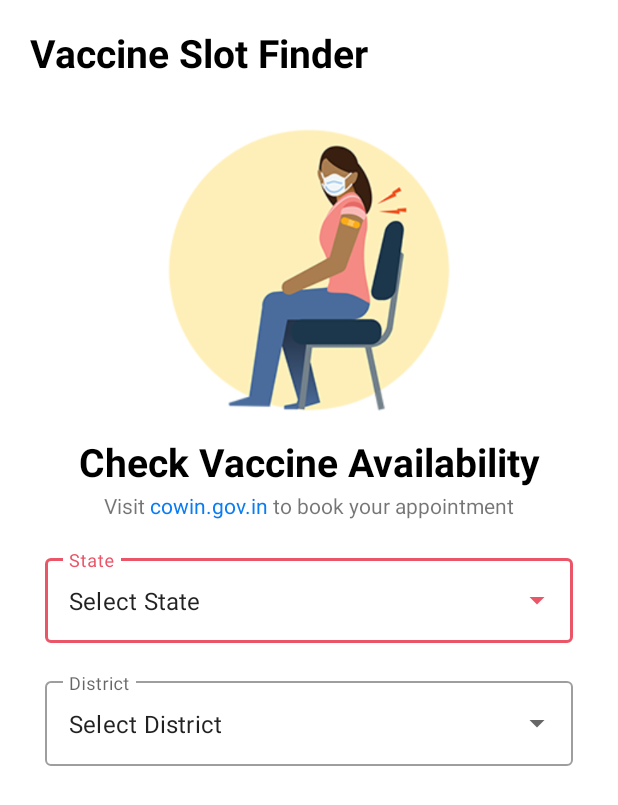
After one commit to YashCharpe/Covid-Tracker-App, an Android app: the VaccineSearch screen opened directly, with no data from a screen before it, on a phone screen of 412 x 824 dp. The commit adds this screen. Shown: the top 805 px of the screen. Run offline under Robolectric (Android 15) with nearby library versions, the phone set to English and light mode, and no system bars; Roboto replaces fonts that are not available here; 1 statement that could not run was skipped.

Commit message:
Added Vaccine Search Activity

```diff
--- a/app/src/main/AndroidManifest.xml
+++ b/app/src/main/AndroidManifest.xml
@@ -12,7 +12,8 @@
         android:roundIcon="@mipmap/ic_launcher_round"
         android:supportsRtl="true"
         android:theme="@style/Theme.Covid19TrackerApp">
-        <activity android:name=".CountryWisePage"></activity>
+        <activity android:name=".VaccineSearch"></activity>
+        <activity android:name=".CountryWisePage" />
         <activity android:name=".AllStatsPage" />
         <activity android:name=".MainActivity">
             <intent-filter>
--- a/app/src/main/java/com/example/covid19trackerapp/CountryWisePage.java
+++ b/app/src/main/java/com/example/covid19trackerapp/CountryWisePage.java
@@ -82,7 +82,6 @@ public class CountryWisePage extends AppCompatActivity {
                     deceasedTv.setText(countryPost.getTodayDeaths().toString());
 
 
-
                     pieChart.addPieSlice(new PieModel("Cases",countryPost.getCases(), Color.parseColor("#fed70e")));
                     pieChart.addPieSlice(new PieModel("Recovered",countryPost.getRecovered(),Color.parseColor("#399f4c")));
                     pieChart.addPieSlice(new PieModel("Deaths",countryPost.getDeaths(),Color.parseColor("#ea5568")));
--- a/app/src/main/java/com/example/covid19trackerapp/CovidAPI.java
+++ b/app/src/main/java/com/example/covid19trackerapp/CovidAPI.java
@@ -20,5 +20,8 @@ public interface CovidAPI {
     @GET("{countryName}")
     Call<CountryPost> getCountryWiseDetails(@Path("countryName") String countryName);
 
+    @GET("v2/admin/location/states")
+    Call<StateMainModel> getAllIndiaStates();
+
 
 }
--- /dev/null
+++ b/app/src/main/java/com/example/covid19trackerapp/VaccineSearch.java
@@ -0,0 +1,116 @@
+package com.example.covid19trackerapp;
+
+import android.os.Bundle;
+import android.widget.ArrayAdapter;
+import android.widget.AutoCompleteTextView;
+import android.widget.TextView;
+import android.widget.Toast;
+
+import androidx.appcompat.app.AppCompatActivity;
+
+import java.util.ArrayList;
+
+import retrofit2.Call;
+import retrofit2.Callback;
+import retrofit2.Response;
+import retrofit2.Retrofit;
+import retrofit2.converter.gson.GsonConverterFactory;
+
+public class VaccineSearch extends AppCompatActivity {
+
+    private AutoCompleteTextView stateAutoCompleteTextView,districtAutoCompleteTextView;
+    private ArrayList<String> stateList,districtList;
+    private TextView tv;
+
+    @Override
+    protected void onCreate(Bundle savedInstanceState) {
+        super.onCreate(savedInstanceState);
+        setContentView(R.layout.activity_vaccine_search);
+
+        stateAutoCompleteTextView = findViewById(R.id.stateAutoCompleteTextView);
+        districtAutoCompleteTextView = findViewById(R.id.districtAutoCompleteTextView);
+        tv = findViewById(R.id.tv);
+
+        stateList = new ArrayList<>();
+
+        ArrayAdapter<String> stateAdapter = new ArrayAdapter<String>(this,android.R.layout.simple_dropdown_item_1line,stateList);
+
+        Retrofit retrofit = new Retrofit.Builder().baseUrl("https://cdn-api.co-vin.in/api/").addConverterFactory(GsonConverterFactory.create()).build();
+
+        CovidAPI covidAPI = retrofit.create(CovidAPI.class);
+
+        Call<StateMainModel> call = covidAPI.getAllIndiaStates();
+
+        call.enqueue(new Callback<StateMainModel>() {
+            @Override
+            public void onResponse(Call<StateMainModel> call, Response<StateMainModel> response) {
+                if(!response.isSuccessful())
+                {
+                    Toast.makeText(getApplicationContext(),"Error!!Code: "+response.code()+response.toString(),Toast.LENGTH_SHORT).show();
+                    tv.setText(response.toString());
+                    return;
+                }
+                else
+                {
+                    StateMainModel stateMainModel = response.body();
+
+                    int size = stateMainModel.getStates().size();
+
+                    for(int i=0;i<size;i++)
+                    {
+                        stateList.add(stateMainModel.getStates().get(i).getState_name());
+                    }
+
+                    stateAutoCompleteTextView.setAdapter(stateAdapter);
+                }
+
+            }
+
+            @Override
+            public void onFailure(Call<StateMainModel> call, Throwable t) {
+                Toast.makeText(getApplicationContext(),"Error!! Response: "+t.getMessage(),Toast.LENGTH_LONG).show();
+            }
+        });
+
+
+
+        /*stateList = new ArrayList<>();
+        districtList = new ArrayList<>();
+
+        stateList.add("Maharashtra");
+        stateList.add("Madhya Pradesh");
+        stateList.add("Goa");
+        stateList.add("Rajasthan");
+
+        ArrayAdapter<String> stateAdapter = new ArrayAdapter<String>(this,android.R.layout.simple_dropdown_item_1line,stateList);
+
+        stateAutoCompleteTextView.setAdapter(stateAdapter);
+
+        stateAutoCompleteTextView.setOnItemClickListener(new AdapterView.OnItemClickListener() {
+            @Override
+            public void onItemClick(AdapterView<?> parent, View view, int position, long id) {
+                if(stateList.get(position).toString().equals("Maharashtra"))
+                {
+                    districtList.clear();
+                    districtList.add("Amravati");
+                    districtList.add("Pune");
+                    districtList.add("Mumbai");
+                }
+                else if(stateList.get(position).equals("Rajasthan"))
+                {
+                    districtList.clear();
+                    districtList.add("Jaipur");
+                    districtList.add("Jodhpur");
+                }
+            }
+        });
+
+        ArrayAdapter<String> districtAdapter = new ArrayAdapter<String>(this,android.R.layout.simple_dropdown_item_1line,districtList);
+
+
+        districtAutoCompleteTextView.setAdapter(districtAdapter);
+
+         */
+
+    }
+}
--- /dev/null
+++ b/app/src/main/res/layout/activity_vaccine_search.xml
@@ -0,0 +1,136 @@
+<?xml version="1.0" encoding="utf-8"?>
+<androidx.constraintlayout.widget.ConstraintLayout xmlns:android="http://schemas.android.com/apk/res/android"
+    xmlns:app="http://schemas.android.com/apk/res-auto"
+    xmlns:tools="http://schemas.android.com/tools"
+    android:layout_width="match_parent"
+    android:layout_height="match_parent"
+    tools:context=".VaccineSearch">
+
+
+
+    <TextView
+        android:id="@+id/topTv"
+        android:layout_width="match_parent"
+        android:layout_height="50dp"
+        app:layout_constraintTop_toTopOf="parent"
+        app:layout_constraintStart_toStartOf="parent"
+        app:layout_constraintEnd_toEndOf="parent"
+        android:text="Vaccine Slot Finder"
+        android:textColor="@color/black"
+        android:textSize="26sp"
+        android:textStyle="bold"
+        android:layout_marginTop="10dp"
+        android:paddingLeft="20dp"
+        android:gravity="center_vertical"/>
+
+    <ImageView
+        android:id="@+id/girlIv"
+        android:layout_width="200dp"
+        android:layout_height="200dp"
+        app:layout_constraintTop_toBottomOf="@id/topTv"
+        app:layout_constraintStart_toStartOf="@id/topTv"
+        app:layout_constraintEnd_toEndOf="@id/topTv"
+        android:src="@drawable/vaccine_taking_girl"
+        android:layout_marginTop="20dp"/>
+
+    <TextView
+        android:id="@+id/vaccineAvailabilityTv"
+        android:layout_width="wrap_content"
+        android:layout_height="wrap_content"
+        app:layout_constraintTop_toBottomOf="@id/girlIv"
+        app:layout_constraintStart_toStartOf="parent"
+        app:layout_constraintEnd_toEndOf="parent"
+        android:text="Check Vaccine Availability"
+        android:textSize="26sp"
+        android:textColor="@color/black"
+        android:textStyle="bold"
+        android:layout_marginTop="10dp"/>
+
+    <LinearLayout
+        android:id="@+id/linearLayout1"
+        android:layout_width="wrap_content"
+        android:layout_height="wrap_content"
+        android:orientation="horizontal"
+        app:layout_constraintTop_toBottomOf="@id/vaccineAvailabilityTv"
+        app:layout_constraintStart_toStartOf="parent"
+        app:layout_constraintEnd_toEndOf="parent"
+        android:weightSum="3"
+        android:layout_marginTop="2dp">
+
+        <TextView
+            android:layout_width="wrap_content"
+            android:layout_height="wrap_content"
+            android:text="Visit "/>
+
+        <TextView
+            android:layout_width="wrap_content"
+            android:layout_height="wrap_content"
+            android:text="cowin.gov.in"
+            android:textColor="@color/blue"/>
+
+        <TextView
+            android:layout_width="wrap_content"
+            android:layout_height="wrap_content"
+            android:text=" to book your appointment"/>
+
+    </LinearLayout>
+
+    <com.google.android.material.textfield.TextInputLayout
+        android:id="@+id/stateTextInputLayout"
+        style="@style/Widget.MaterialComponents.TextInputLayout.OutlinedBox.ExposedDropdownMenu"
+        android:layout_width="match_parent"
+        android:layout_height="wrap_content"
+        tools:layout_editor_absoluteX="306dp"
+        tools:layout_editor_absoluteY="328dp"
+        app:layout_constraintTop_toBottomOf="@id/linearLayout1"
+        app:layout_constraintStart_toStartOf="parent"
+        app:layout_constraintEnd_toEndOf="parent"
+        android:layout_marginTop="20dp"
+        android:hint="State"
+        android:layout_marginLeft="30dp"
+        android:layout_marginRight="30dp">
+
+        <AutoCompleteTextView
+            android:id="@+id/stateAutoCompleteTextView"
+            android:layout_width="match_parent"
+            android:layout_height="match_parent"
+            android:layout_weight="1"
+            android:text="Select State"
+            android:inputType="none"/>
+    </com.google.android.material.textfield.TextInputLayout>
+
+    <com.google.android.material.textfield.TextInputLayout
+        style="@style/Widget.MaterialComponents.TextInputLayout.OutlinedBox.ExposedDropdownMenu"
+        android:id="@+id/districtInputLayout"
+        android:layout_width="match_parent"
+        android:layout_height="wrap_content"
+        app:layout_constraintTop_toBottomOf="@id/stateTextInputLayout"
+        app:layout_constraintStart_toStartOf="parent"
+        app:layout_constraintEnd_toEndOf="parent"
+        android:hint="District"
+        android:layout_marginLeft="30dp"
+        android:layout_marginRight="30dp"
+        android:layout_marginTop="20dp">
+
+        <AutoCompleteTextView
+            android:id="@+id/districtAutoCompleteTextView"
+            android:layout_width="match_parent"
+            android:layout_height="match_parent"
+            android:layout_weight="1"
+            android:text="Select District"
+            android:inputType="none"/>
+
+
+    </com.google.android.material.textfield.TextInputLayout>
+
+    <TextView
+        android:id="@+id/tv"
+        android:layout_marginTop="20dp"
+        android:layout_width="wrap_content"
+        android:layout_height="wrap_content"
+        app:layout_constraintTop_toBottomOf="@id/districtInputLayout"
+        app:layout_constraintStart_toStartOf="parent"
+        app:layout_constraintEnd_toEndOf="parent"/>
+
+
+</androidx.constraintlayout.widget.ConstraintLayout>
```
Also changed, not shown: app/src/main/java/com/example/covid19trackerapp/StateIdNameModel.java (added, +31 -0 lines), app/src/main/java/com/example/covid19trackerapp/StateMainModel.java (added, +33 -0 lines), app/src/main/java/com/example/covid19trackerapp/VaccineFragment.java (+11 -0 lines), app/src/main/res/layout/health_fragment.xml (+11 -6 lines), app/src/main/res/layout/vaccine_fragment.xml (+6 -5 lines), app/src/main/res/drawable/vaccine_taking_girl.png (added).
